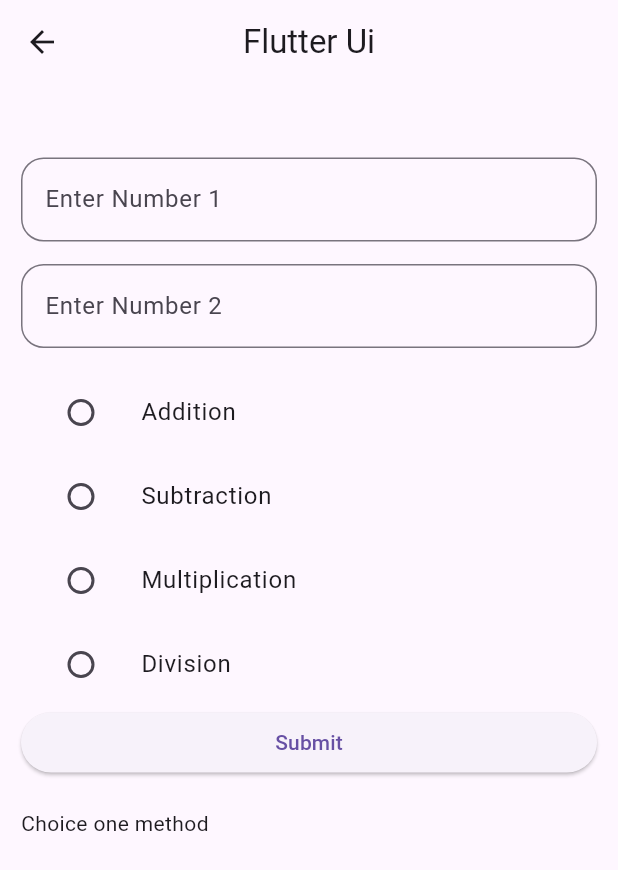
After one commit to NamanGajera/Flutter-Assignment, a Flutter app: the Que4 screen opened directly, after a tap on "Submit", on a phone screen of 412 x 824 dp. The commit adds this screen. Shown: the top 870 px of the screen. Run offline on Flutter 3.47's test engine with Material 3 defaults, Android fonts, the phone set to English and light mode, and no system bars.

Commit message:
Flutter assignment que4

```diff
--- a/lib/main.dart
+++ b/lib/main.dart
@@ -2,6 +2,7 @@ import 'package:flu_ass/que/que1/que1.dart';
 import 'package:flu_ass/que/que1/que1_2.dart';
 import 'package:flu_ass/que/que2/que2.dart';
 import 'package:flu_ass/que/que3/que3.dart';
+import 'package:flu_ass/que/que4/que4.dart';
 import 'package:flutter/material.dart';
 
 void main() {
@@ -30,6 +31,7 @@ class Home extends StatelessWidget {
       const Que1screen2(),
       const Que2(),
       const Que3(),
+      const Que4(),
     ];
 
     var _pagename = [
@@ -37,15 +39,12 @@ class Home extends StatelessWidget {
       'Question 1_2',
       'Question 2',
       'Question 3',
+      'Question 4',
     ];
     return Scaffold(
       appBar: AppBar(
         title: const Text('Flutter Ui'),
         centerTitle: true,
-        leading: IconButton(
-          onPressed: () {},
-          icon: Icon(Icons.arrow_back),
-        ),
       ),
       body: SingleChildScrollView(
         child: Padding(
--- /dev/null
+++ b/lib/que/que4/que4.dart
@@ -0,0 +1,149 @@
+import 'package:flutter/material.dart';
+
+class Que4 extends StatefulWidget {
+  const Que4({super.key});
+
+  @override
+  State<Que4> createState() => _Que4State();
+}
+
+class _Que4State extends State<Que4> {
+  final num1controller = TextEditingController();
+  final num2controller = TextEditingController();
+  int? selectedradio;
+  int? num1;
+  int? num2;
+  String? symbol;
+  int? result;
+  @override
+  Widget build(BuildContext context) {
+    return Scaffold(
+      appBar: AppBar(
+        title: const Text('Flutter Ui'),
+        centerTitle: true,
+        leading: IconButton(
+          onPressed: () {
+            Navigator.pop(context);
+          },
+          icon: Icon(Icons.arrow_back),
+        ),
+      ),
+      body: SingleChildScrollView(
+        child: Padding(
+          padding: const EdgeInsets.all(14.0),
+          child: Column(
+            mainAxisAlignment: MainAxisAlignment.start,
+            crossAxisAlignment: CrossAxisAlignment.stretch,
+            children: [
+              const SizedBox(height: 35),
+              TextField(
+                controller: num1controller,
+                keyboardType: TextInputType.number,
+                decoration: InputDecoration(
+                  border: OutlineInputBorder(
+                    borderRadius: BorderRadius.circular(15),
+                    borderSide: BorderSide(color: Colors.blue),
+                  ),
+                  hintText: 'Enter Number 1',
+                ),
+              ),
+              const SizedBox(height: 15),
+              TextField(
+                controller: num2controller,
+                keyboardType: TextInputType.number,
+                decoration: InputDecoration(
+                  border: OutlineInputBorder(
+                    borderRadius: BorderRadius.circular(15),
+                    borderSide: const BorderSide(color: Colors.blue),
+                  ),
+                  hintText: 'Enter Number 2',
+                ),
+              ),
+              const SizedBox(height: 15),
+              ListTile(
+                leading: Radio(
+                  value: 1,
+                  groupValue: selectedradio,
+                  onChanged: (val) {
+                    setState(() {
+                      selectedradio = val;
+                    });
+                  },
+                ),
+                title: const Text('Addition'),
+              ),
+              ListTile(
+                leading: Radio(
+                  value: 2,
+                  groupValue: selectedradio,
+                  onChanged: (val) {
+                    setState(() {
+                      selectedradio = val;
+                    });
+                  },
+                ),
+                title: const Text('Subtraction'),
+              ),
+              ListTile(
+                leading: Radio(
+                  value: 3,
+                  groupValue: selectedradio,
+                  onChanged: (val) {
+                    setState(() {
+                      selectedradio = val;
+                    });
+                  },
+                ),
+                title: const Text('Multiplication'),
+              ),
+              ListTile(
+                leading: Radio(
+                  value: 4,
+                  groupValue: selectedradio,
+                  onChanged: (val) {
+                    setState(() {
+                      selectedradio = val;
+                    });
+                  },
+                ),
+                title: const Text('Division'),
+              ),
+              ElevatedButton(
+                onPressed: () {
+                  num1 = int.parse(num1controller.text.toString());
+                  num2 = int.parse(num2controller.text.toString());
+                  if (selectedradio == 1) {
+                    result = num1! + num2!;
+                    symbol = '+';
+                  } else if (selectedradio == 2) {
+                    result = num1! - num2!;
+                    symbol = '-';
+                  } else if (selectedradio == 3) {
+                    result = num1! * num2!;
+                    symbol = '*';
+                  } else if (selectedradio == 4) {
+                    result = num1! ~/ num2!;
+                    symbol = '/';
+                  }
+                  setState(() {});
+                  print(result);
+                },
+                child: const Text('Submit'),
+              ),
+              const SizedBox(height: 20),
+              result != null
+                  ? Text(
+                      '$num1 $symbol $num2 = $result',
+                      style: const TextStyle(
+                        fontSize: 20,
+                        fontWeight: FontWeight.bold,
+                      ),
+                    )
+                  : const Text('Choice one method'),
+            ],
+          ),
+        ),
+      ),
+    );
+  }
+}
```
Also changed, not shown: 1 other file.
